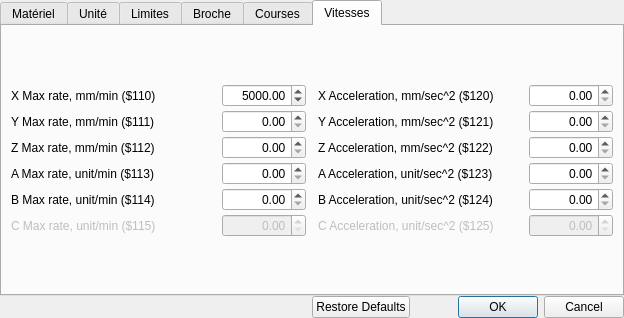
This is dlgConfig.ui in fra589/cn5X as Qt 5 draws it before an edit. The edited form follows.
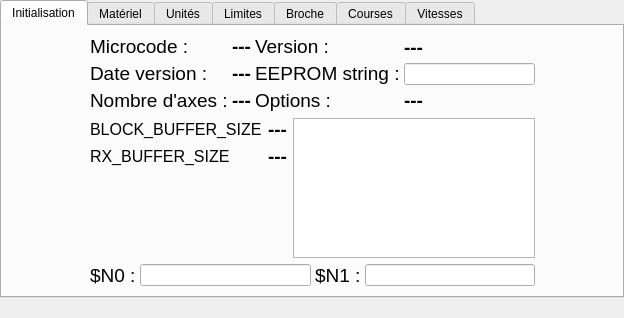
This is the edited form. Icons and pictures are not drawn. Custom widgets are drawn as their Qt base class.

Commit message: grblConfig + qweditmask

The edit to the form file:
```diff
--- a/dlgConfig.ui
+++ b/dlgConfig.ui
@@ -54,8 +54,410 @@
       <enum>QTabWidget::Rounded</enum>
      </property>
      <property name="currentIndex">
-      <number>5</number>
+      <number>0</number>
      </property>
+     <widget class="QWidget" name="tab_0">
+      <attribute name="title">
+       <string>Initialisation</string>
+      </attribute>
+      <layout class="QGridLayout" name="gridLayout_7">
+       <item row="0" column="1">
+        <spacer name="verticalSpacer_11">
+         <property name="orientation">
+          <enum>Qt::Vertical</enum>
+         </property>
+         <property name="sizeHint" stdset="0">
+          <size>
+           <width>20</width>
+           <height>41</height>
+          </size>
+         </property>
+        </spacer>
+       </item>
+       <item row="1" column="0">
+        <spacer name="horizontalSpacer_12">
+         <property name="orientation">
+          <enum>Qt::Horizontal</enum>
+         </property>
+         <property name="sizeHint" stdset="0">
+          <size>
+           <width>196</width>
+           <height>20</height>
+          </size>
+         </property>
+        </spacer>
+       </item>
+       <item row="1" column="1">
+        <layout class="QVBoxLayout" name="verticalLayout_25">
+         <item>
+          <layout class="QHBoxLayout" name="horizontalLayout_18">
+           <property name="spacing">
+            <number>4</number>
+           </property>
+           <item>
+            <layout class="QVBoxLayout" name="verticalLayout_18">
+             <property name="spacing">
+              <number>4</number>
+             </property>
+             <item>
+              <widget class="QLabel" name="lblInformations">
+               <property name="font">
+                <font>
+                 <pointsize>14</pointsize>
+                </font>
+               </property>
+               <property name="text">
+                <string>Microcode :</string>
+               </property>
+              </widget>
+             </item>
+             <item>
+              <widget class="QLabel" name="lblInformations_3">
+               <property name="font">
+                <font>
+                 <pointsize>14</pointsize>
+                </font>
+               </property>
+               <property name="text">
+                <string>Date version :</string>
+               </property>
+              </widget>
+             </item>
+             <item>
+              <widget class="QLabel" name="lblInformations_4">
+               <property name="font">
+                <font>
+                 <pointsize>14</pointsize>
+                </font>
+               </property>
+               <property name="text">
+                <string>Nombre d'axes :</string>
+               </property>
+              </widget>
+             </item>
+            </layout>
+           </item>
+           <item>
+            <layout class="QVBoxLayout" name="verticalLayout_19">
+             <property name="spacing">
+              <number>4</number>
+             </property>
+             <item>
+              <widget class="QLabel" name="lblGrblName">
+               <property name="font">
+                <font>
+                 <pointsize>14</pointsize>
+                 <weight>75</weight>
+                 <bold>true</bold>
+                </font>
+               </property>
+               <property name="text">
+                <string>---</string>
+               </property>
+              </widget>
+             </item>
+             <item>
+              <widget class="QLabel" name="lblGrblDate">
+               <property name="font">
+                <font>
+                 <pointsize>14</pointsize>
+                 <weight>75</weight>
+                 <bold>true</bold>
+                </font>
+               </property>
+               <property name="text">
+                <string>---</string>
+               </property>
+              </widget>
+             </item>
+             <item>
+              <widget class="QLabel" name="lblGrblNbAxes">
+               <property name="font">
+                <font>
+                 <pointsize>14</pointsize>
+                 <weight>75</weight>
+                 <bold>true</bold>
+                </font>
+               </property>
+               <property name="text">
+                <string>---</string>
+               </property>
+              </widget>
+             </item>
+            </layout>
+           </item>
+           <item>
+            <layout class="QVBoxLayout" name="verticalLayout_20">
+             <property name="spacing">
+              <number>4</number>
+             </property>
+             <item>
+              <widget class="QLabel" name="lblInformations_2">
+               <property name="font">
+                <font>
+                 <pointsize>14</pointsize>
+                </font>
+               </property>
+               <property name="text">
+                <string>Version :</string>
+               </property>
+              </widget>
+             </item>
+             <item>
+              <widget class="QLabel" name="lblInformations_6">
+               <property name="font">
+                <font>
+                 <pointsize>14</pointsize>
+                </font>
+               </property>
+               <property name="text">
+                <string>EEPROM string :</string>
+               </property>
+              </widget>
+             </item>
+             <item>
+              <widget class="QLabel" name="lblInformations_5">
+               <property name="font">
+                <font>
+                 <pointsize>14</pointsize>
+                </font>
+               </property>
+               <property name="text">
+                <string>Options :</string>
+               </property>
+              </widget>
+             </item>
+            </layout>
+           </item>
+           <item>
+            <layout class="QVBoxLayout" name="verticalLayout_21">
+             <property name="spacing">
+              <number>4</number>
+             </property>
+             <item>
+              <widget class="QLabel" name="lblGrblVersion">
+               <property name="font">
+                <font>
+                 <pointsize>14</pointsize>
+                 <weight>75</weight>
+                 <bold>true</bold>
+                </font>
+               </property>
+               <property name="text">
+                <string>---</string>
+               </property>
+              </widget>
+             </item>
+             <item>
+              <widget class="QLineEdit" name="txtEEPROM">
+               <property name="minimumSize">
+                <size>
+                 <width>131</width>
+                 <height>0</height>
+                </size>
+               </property>
+              </widget>
+             </item>
+             <item>
+              <widget class="QLabel" name="lblGrblOptions">
+               <property name="font">
+                <font>
+                 <pointsize>14</pointsize>
+                 <weight>75</weight>
+                 <bold>true</bold>
+                </font>
+               </property>
+               <property name="text">
+                <string>---</string>
+               </property>
+              </widget>
+             </item>
+            </layout>
+           </item>
+          </layout>
+         </item>
+         <item>
+          <layout class="QHBoxLayout" name="horizontalLayout_20">
+           <item>
+            <layout class="QVBoxLayout" name="verticalLayout_24">
+             <item>
+              <layout class="QHBoxLayout" name="horizontalLayout_17">
+               <item>
+                <layout class="QVBoxLayout" name="verticalLayout_22">
+                 <property name="spacing">
+                  <number>4</number>
+                 </property>
+                 <item>
+                  <widget class="QLabel" name="lblInformations_9">
+                   <property name="font">
+                    <font>
+                     <pointsize>12</pointsize>
+                    </font>
+                   </property>
+                   <property name="text">
+                    <string>BLOCK_BUFFER_SIZE</string>
+                   </property>
+                  </widget>
+                 </item>
+                 <item>
+                  <widget class="QLabel" name="lblInformations_10">
+                   <property name="font">
+                    <font>
+                     <pointsize>12</pointsize>
+                    </font>
+                   </property>
+                   <property name="text">
+                    <string>RX_BUFFER_SIZE</string>
+                   </property>
+                  </widget>
+                 </item>
+                </layout>
+               </item>
+               <item>
+                <layout class="QVBoxLayout" name="verticalLayout_23">
+                 <property name="spacing">
+                  <number>4</number>
+                 </property>
+                 <item>
+                  <widget class="QLabel" name="lblGrblBlockBufferSize">
+                   <property name="font">
+                    <font>
+                     <pointsize>14</pointsize>
+                     <weight>75</weight>
+                     <bold>true</bold>
+                    </font>
+                   </property>
+                   <property name="text">
+                    <string>---</string>
+                   </property>
+                  </widget>
+                 </item>
+                 <item>
+                  <widget class="QLabel" name="lblGrblRxBufferSize">
+                   <property name="font">
+                    <font>
+                     <pointsize>14</pointsize>
+                     <weight>75</weight>
+                     <bold>true</bold>
+                    </font>
+                   </property>
+                   <property name="text">
+                    <string>---</string>
+                   </property>
+                  </widget>
+                 </item>
+                </layout>
+               </item>
+              </layout>
+             </item>
+             <item>
+              <spacer name="verticalSpacer_13">
+               <property name="orientation">
+                <enum>Qt::Vertical</enum>
+               </property>
+               <property name="sizeHint" stdset="0">
+                <size>
+                 <width>20</width>
+                 <height>40</height>
+                </size>
+               </property>
+              </spacer>
+             </item>
+            </layout>
+           </item>
+           <item>
+            <widget class="QListView" name="lstOptions">
+             <property name="maximumSize">
+              <size>
+               <width>16777215</width>
+               <height>16777215</height>
+              </size>
+             </property>
+            </widget>
+           </item>
+          </layout>
+         </item>
+         <item>
+          <layout class="QHBoxLayout" name="horizontalLayout_19">
+           <property name="spacing">
+            <number>4</number>
+           </property>
+           <item>
+            <widget class="QLabel" name="lblInformations_7">
+             <property name="font">
+              <font>
+               <pointsize>14</pointsize>
+              </font>
+             </property>
+             <property name="text">
+              <string>$N0 :</string>
+             </property>
+            </widget>
+           </item>
+           <item>
+            <widget class="QLineEdit" name="txtN0">
+             <property name="minimumSize">
+              <size>
+               <width>131</width>
+               <height>0</height>
+              </size>
+             </property>
+            </widget>
+           </item>
+           <item>
+            <widget class="QLabel" name="lblInformations_8">
+             <property name="font">
+              <font>
+               <pointsize>14</pointsize>
+              </font>
+             </property>
+             <property name="text">
+              <string>$N1 :</string>
+             </property>
+            </widget>
+           </item>
+           <item>
+            <widget class="QLineEdit" name="txtN1">
+             <property name="minimumSize">
+              <size>
+               <width>131</width>
+               <height>0</height>
+              </size>
+             </property>
+            </widget>
+           </item>
+          </layout>
+         </item>
+        </layout>
+       </item>
+       <item row="1" column="2">
+        <spacer name="horizontalSpacer_13">
+         <property name="orientation">
+          <enum>Qt::Horizontal</enum>
+         </property>
+         <property name="sizeHint" stdset="0">
+          <size>
+           <width>195</width>
+           <height>20</height>
+          </size>
+         </property>
+        </spacer>
+       </item>
+       <item row="2" column="1">
+        <spacer name="verticalSpacer_12">
+         <property name="orientation">
+          <enum>Qt::Vertical</enum>
+         </property>
+         <property name="sizeHint" stdset="0">
+          <size>
+           <width>20</width>
+           <height>40</height>
+          </size>
+         </property>
+        </spacer>
+       </item>
+      </layout>
+     </widget>
      <widget class="QWidget" name="tab_1">
       <attribute name="title">
        <string>Matériel</string>
@@ -487,7 +889,7 @@
      </widget>
      <widget class="QWidget" name="tab_2">
       <attribute name="title">
-       <string>Unité</string>
+       <string>Unités</string>
       </attribute>
       <layout class="QGridLayout" name="gridLayout_5">
        <item row="0" column="1">
@@ -630,7 +1032,7 @@
        </item>
       </layout>
      </widget>
-     <widget class="QWidget" name="tab">
+     <widget class="QWidget" name="tab_3">
       <attribute name="title">
        <string>Limites</string>
       </attribute>
@@ -968,7 +1370,7 @@
        </item>
       </layout>
      </widget>
-     <widget class="QWidget" name="tab_3">
+     <widget class="QWidget" name="tab_4">
       <attribute name="title">
        <string>Broche</string>
       </attribute>
@@ -1087,7 +1489,7 @@
        </item>
       </layout>
      </widget>
-     <widget class="QWidget" name="tab_4">
+     <widget class="QWidget" name="tab_5">
       <attribute name="title">
        <string>Courses</string>
       </attribute>
@@ -1537,7 +1939,7 @@
        </item>
       </layout>
      </widget>
-     <widget class="QWidget" name="tab_5">
+     <widget class="QWidget" name="tab_6">
       <attribute name="title">
        <string>Vitesses</string>
       </attribute>
@@ -1620,11 +2022,14 @@
                <property name="alignment">
                 <set>Qt::AlignRight|Qt::AlignTrailing|Qt::AlignVCenter</set>
                </property>
+               <property name="decimals">
+                <number>3</number>
+               </property>
                <property name="maximum">
-                <double>99999.000000000000000</double>
+                <double>100000.000000000000000</double>
                </property>
                <property name="value">
-                <double>5000.000000000000000</double>
+                <double>0.000000000000000</double>
                </property>
               </widget>
              </item>
@@ -1645,8 +2050,11 @@
                <property name="alignment">
                 <set>Qt::AlignRight|Qt::AlignTrailing|Qt::AlignVCenter</set>
                </property>
+               <property name="decimals">
+                <number>3</number>
+               </property>
                <property name="maximum">
-                <double>99999.000000000000000</double>
+                <double>100000.000000000000000</double>
                </property>
               </widget>
              </item>
@@ -1667,8 +2075,11 @@
                <property name="alignment">
                 <set>Qt::AlignRight|Qt::AlignTrailing|Qt::AlignVCenter</set>
                </property>
+               <property name="decimals">
+                <number>3</number>
+               </property>
                <property name="maximum">
-                <double>99999.000000000000000</double>
+                <double>100000.000000000000000</double>
                </property>
               </widget>
              </item>
@@ -1689,8 +2100,11 @@
                <property name="alignment">
                 <set>Qt::AlignRight|Qt::AlignTrailing|Qt::AlignVCenter</set>
                </property>
+               <property name="decimals">
+                <number>3</number>
+               </property>
                <property name="maximum">
-                <double>99999.000000000000000</double>
+                <double>100000.000000000000000</double>
                </property>
               </widget>
              </item>
@@ -1711,8 +2125,11 @@
                <property name="alignment">
                 <set>Qt::AlignRight|Qt::AlignTrailing|Qt::AlignVCenter</set>
                </property>
+               <property name="decimals">
+                <number>3</number>
+               </property>
                <property name="maximum">
-                <double>99999.000000000000000</double>
+                <double>100000.000000000000000</double>
                </property>
               </widget>
              </item>
@@ -1736,8 +2153,11 @@
                <property name="alignment">
                 <set>Qt::AlignRight|Qt::AlignTrailing|Qt::AlignVCenter</set>
                </property>
+               <property name="decimals">
+                <number>3</number>
+               </property>
                <property name="maximum">
-                <double>99999.000000000000000</double>
+                <double>100000.000000000000000</double>
                </property>
               </widget>
              </item>
@@ -1818,8 +2238,11 @@
                <property name="alignment">
                 <set>Qt::AlignRight|Qt::AlignTrailing|Qt::AlignVCenter</set>
                </property>
+               <property name="decimals">
+                <number>3</number>
+               </property>
                <property name="maximum">
-                <double>99999.000000000000000</double>
+                <double>100000.000000000000000</double>
                </property>
               </widget>
              </item>
@@ -1840,8 +2263,11 @@
                <property name="alignment">
                 <set>Qt::AlignRight|Qt::AlignTrailing|Qt::AlignVCenter</set>
                </property>
+               <property name="decimals">
+                <number>3</number>
+               </property>
                <property name="maximum">
-                <double>99999.000000000000000</double>
+                <double>100000.000000000000000</double>
                </property>
               </widget>
              </item>
@@ -1862,8 +2288,11 @@
                <property name="alignment">
                 <set>Qt::AlignRight|Qt::AlignTrailing|Qt::AlignVCenter</set>
                </property>
+               <property name="decimals">
+                <number>3</number>
+               </property>
                <property name="maximum">
-                <double>99999.000000000000000</double>
+                <double>100000.000000000000000</double>
                </property>
               </widget>
              </item>
@@ -1884,8 +2313,11 @@
                <property name="alignment">
                 <set>Qt::AlignRight|Qt::AlignTrailing|Qt::AlignVCenter</set>
                </property>
+               <property name="decimals">
+                <number>3</number>
+               </property>
                <property name="maximum">
-                <double>99999.000000000000000</double>
+                <double>100000.000000000000000</double>
                </property>
               </widget>
              </item>
@@ -1906,8 +2338,11 @@
                <property name="alignment">
                 <set>Qt::AlignRight|Qt::AlignTrailing|Qt::AlignVCenter</set>
                </property>
+               <property name="decimals">
+                <number>3</number>
+               </property>
                <property name="maximum">
-                <double>99999.000000000000000</double>
+                <double>100000.000000000000000</double>
                </property>
               </widget>
              </item>
@@ -1931,8 +2366,11 @@
                <property name="alignment">
                 <set>Qt::AlignRight|Qt::AlignTrailing|Qt::AlignVCenter</set>
                </property>
+               <property name="decimals">
+                <number>3</number>
+               </property>
                <property name="maximum">
-                <double>99999.000000000000000</double>
+                <double>100000.000000000000000</double>
                </property>
               </widget>
              </item>
@@ -1993,7 +2431,10 @@
         <enum>Qt::Horizontal</enum>
        </property>
        <property name="standardButtons">
-        <set>QDialogButtonBox::Cancel|QDialogButtonBox::Ok|QDialogButtonBox::RestoreDefaults</set>
+        <set>QDialogButtonBox::NoButton</set>
+       </property>
+       <property name="centerButtons">
+        <bool>false</bool>
        </property>
       </widget>
      </item>
@@ -2001,6 +2442,14 @@
    </item>
   </layout>
  </widget>
+ <customwidgets>
+  <customwidget>
+   <class>qwEditMask</class>
+   <extends>QWidget</extends>
+   <header>qweditmask</header>
+   <container>1</container>
+  </customwidget>
+ </customwidgets>
  <resources>
   <include location="cn5X.qrc"/>
  </resources>
```
Left out of the diff: 503 changed lines with no effect on the pictures. The commit also changes 17 other files.
